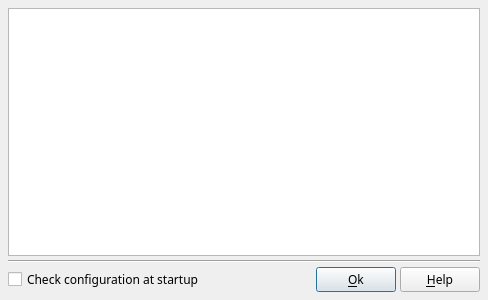
Qt form src/ffDiaporama/DlgCheckConfig/DlgCheckConfig.ui (boenki/ffdiaporama) before a commit.
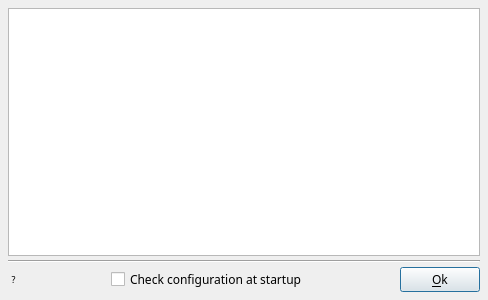
The same form after that commit. Icons and pictures are not drawn.

What changed in the file:
```diff
--- a/src/ffDiaporama/DlgCheckConfig/DlgCheckConfig.ui
+++ b/src/ffDiaporama/DlgCheckConfig/DlgCheckConfig.ui
@@ -43,6 +43,45 @@
      <property name="spacing">
       <number>4</number>
      </property>
+     <item>
+      <widget class="QToolButton" name="HelpToolTips">
+       <property name="toolTip">
+        <string>This dialog allows to check external tools configuration and libraries used by ffDiaporama.
+It is especially useful for the Linux users and for those who compiles the application.
+The most common shown errors concern the supported formats, codec and library versions.
+
+To solve the problems you will have to install additional packages on your computer then make ffDiaporama from source and verify again the configuration.</string>
+       </property>
+       <property name="styleSheet">
+        <string notr="true">QToolButton {
+	background-color: transparent;
+	border: none; 
+    font-size: 9px;
+}
+</string>
+       </property>
+       <property name="text">
+        <string notr="true">?</string>
+       </property>
+       <property name="icon">
+        <iconset resource="../../../RSCffDiaporama.qrc">
+         <normaloff>:/img/help.png</normaloff>:/img/help.png</iconset>
+       </property>
+      </widget>
+     </item>
+     <item>
+      <spacer name="horizontalSpacer_3">
+       <property name="orientation">
+        <enum>Qt::Horizontal</enum>
+       </property>
+       <property name="sizeHint" stdset="0">
+        <size>
+         <width>40</width>
+         <height>20</height>
+        </size>
+       </property>
+      </spacer>
+     </item>
      <item>
       <widget class="QCheckBox" name="CheckConfigAtStartupCB">
        <property name="text">
@@ -77,23 +116,6 @@
        </property>
       </widget>
      </item>
-     <item>
-      <widget class="QPushButton" name="HelpBT">
-       <property name="toolTip">
-        <string>Open help page describing this dialog box</string>
-       </property>
-       <property name="text">
-        <string>&amp;Help</string>
-       </property>
-       <property name="icon">
-        <iconset>
-         <normaloff>:/img/help.png</normaloff>:/img/help.png</iconset>
-       </property>
-       <property name="shortcut">
-        <string>F1</string>
-       </property>
-      </widget>
-     </item>
     </layout>
    </item>
   </layout>
```
Left out of the diff: 18 changed lines with no effect on the pictures.
